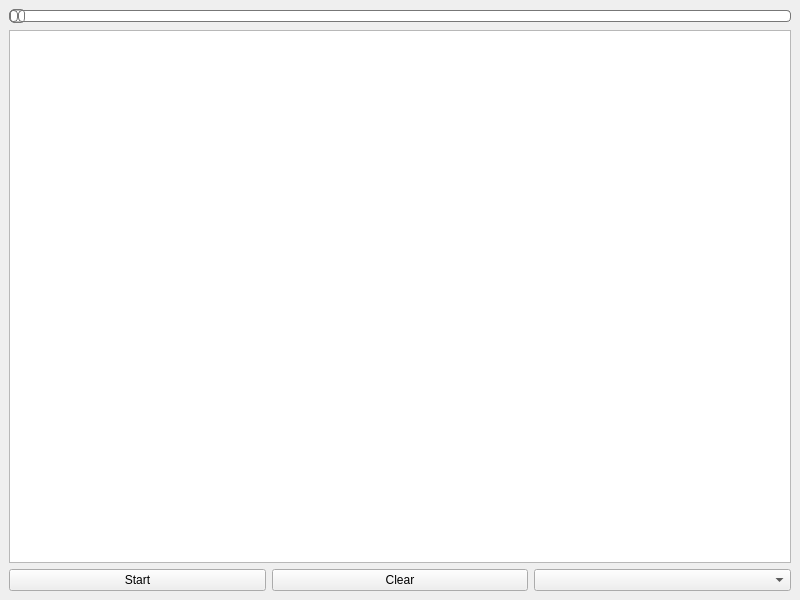
First picture: the form in Shortest_Path_Algorithms/mainwindow.ui, repository privatepepper/Shortest-path-algorithms, before the edit.
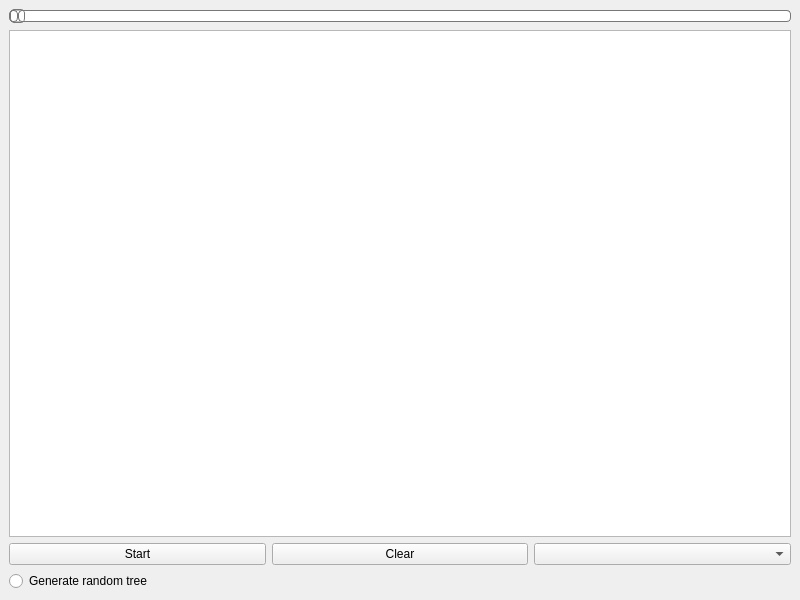
Second picture: the form after the edit.

Commit message: Random tree generator.0.0.1

```diff
--- a/Shortest_Path_Algorithms/mainwindow.ui
+++ b/Shortest_Path_Algorithms/mainwindow.ui
@@ -111,6 +111,13 @@
       </item>
      </layout>
     </item>
+    <item>
+     <widget class="QRadioButton" name="radioButton">
+      <property name="text">
+       <string>Generate random tree</string>
+      </property>
+     </widget>
+    </item>
    </layout>
   </widget>
  </widget>
```
The commit also changes 13 other files.
